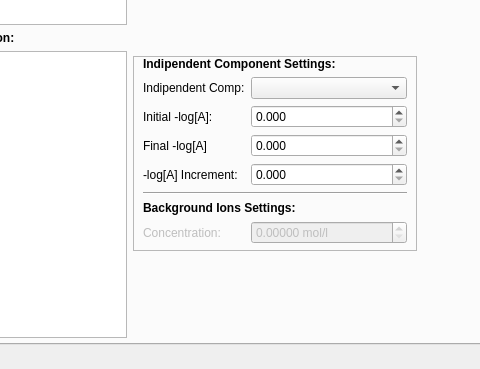
Before: the Qt Designer form src/main/python/ui/PyES4_main.ui in Kastakin/PyES, drawn with Qt 5; both pictures show x 138 to 618 and y 409 to 778 of the 1204 by 778 pixel window.
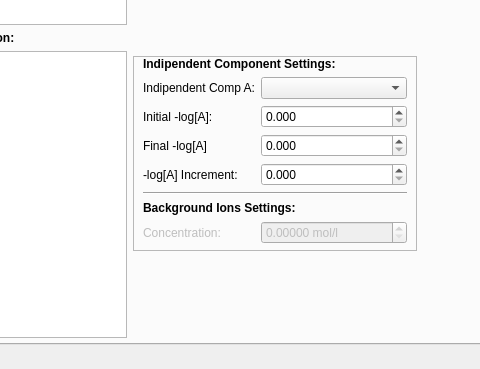
After: the same form once the commit is applied. The open tabs and pages were chosen to show the change. Icons and pictures are not drawn.

Commit message: Add clarity to input indipendent component

Diff of the .ui file:
```diff
--- a/src/main/python/ui/PyES4_main.ui
+++ b/src/main/python/ui/PyES4_main.ui
@@ -1487,7 +1487,7 @@
                  <item row="1" column="0">
                   <widget class="QLabel" name="indComp_label">
                    <property name="text">
-                    <string>Indipendent Comp:</string>
+                    <string>Indipendent Comp A:</string>
                    </property>
                   </widget>
                  </item>
```
The commit also changes 2 other files.
